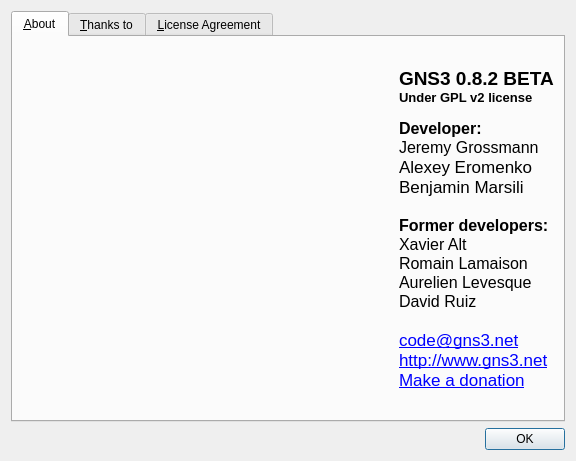
Before: the Qt Designer form src/GNS3/Ui/Form_About.ui in GNS3/gns3-legacy, drawn with Qt 5.
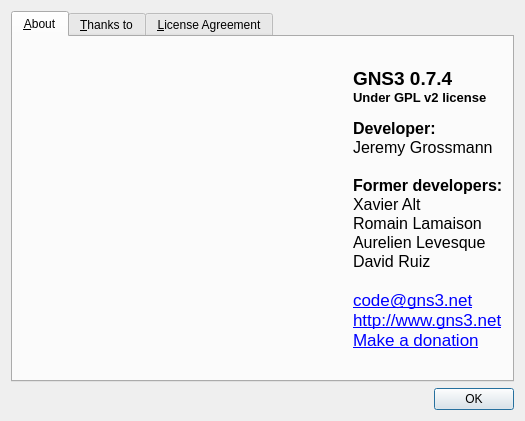
After: the same form once the commit is applied. Icons and pictures are not drawn.

The edit to the form file:
```diff
--- a/src/GNS3/Ui/Form_About.ui
+++ b/src/GNS3/Ui/Form_About.ui
@@ -6,8 +6,8 @@
    <rect>
     <x>0</x>
     <y>0</y>
-    <width>576</width>
-    <height>410</height>
+    <width>525</width>
+    <height>398</height>
    </rect>
   </property>
   <property name="windowTitle">
@@ -71,13 +71,11 @@
 &lt;html&gt;&lt;head&gt;&lt;meta name=&quot;qrichtext&quot; content=&quot;1&quot; /&gt;&lt;style type=&quot;text/css&quot;&gt;
 p, li { white-space: pre-wrap; }
 &lt;/style&gt;&lt;/head&gt;&lt;body style=&quot; font-family:'Lucida Grande'; font-size:13pt; font-weight:400; font-style:normal;&quot;&gt;
-&lt;p style=&quot; margin-top:0px; margin-bottom:0px; margin-left:0px; margin-right:0px; -qt-block-indent:0; text-indent:0px;&quot;&gt;&lt;span style=&quot; font-family:'Sans Serif'; font-size:14pt; font-weight:600;&quot;&gt;GNS3 0.8.2 BETA&lt;/span&gt;&lt;/p&gt;
+&lt;p style=&quot; margin-top:0px; margin-bottom:0px; margin-left:0px; margin-right:0px; -qt-block-indent:0; text-indent:0px;&quot;&gt;&lt;span style=&quot; font-family:'Sans Serif'; font-size:14pt; font-weight:600;&quot;&gt;GNS3 0.7.4&lt;/span&gt;&lt;/p&gt;
 &lt;p style=&quot; margin-top:0px; margin-bottom:0px; margin-left:0px; margin-right:0px; -qt-block-indent:0; text-indent:0px;&quot;&gt;&lt;span style=&quot; font-family:'Sans Serif'; font-size:10pt; font-weight:600;&quot;&gt;Under GPL v2 license&lt;/span&gt;&lt;/p&gt;
 &lt;p style=&quot;-qt-paragraph-type:empty; margin-top:0px; margin-bottom:0px; margin-left:0px; margin-right:0px; -qt-block-indent:0; text-indent:0px; font-family:'Sans Serif'; font-size:9pt; font-weight:600;&quot;&gt;&lt;/p&gt;
 &lt;p style=&quot; margin-top:0px; margin-bottom:0px; margin-left:0px; margin-right:0px; -qt-block-indent:0; text-indent:0px;&quot;&gt;&lt;span style=&quot; font-family:'Sans Serif'; font-size:12pt; font-weight:600;&quot;&gt;Developer:&lt;/span&gt;&lt;/p&gt;
 &lt;p style=&quot; margin-top:0px; margin-bottom:0px; margin-left:0px; margin-right:0px; -qt-block-indent:0; text-indent:0px;&quot;&gt;&lt;span style=&quot; font-family:'Sans Serif'; font-size:12pt;&quot;&gt;Jeremy Grossmann&lt;/span&gt;&lt;/p&gt;
-&lt;p style=&quot; margin-top:0px; margin-bottom:0px; margin-left:0px; margin-right:0px; -qt-block-indent:0; text-indent:0px;&quot;&gt;Alexey Eromenko&lt;/p&gt;
-&lt;p style=&quot; margin-top:0px; margin-bottom:0px; margin-left:0px; margin-right:0px; -qt-block-indent:0; text-indent:0px;&quot;&gt;Benjamin Marsili&lt;/p&gt;
 &lt;p style=&quot;-qt-paragraph-type:empty; margin-top:0px; margin-bottom:0px; margin-left:0px; margin-right:0px; -qt-block-indent:0; text-indent:0px; font-family:'Sans Serif'; font-size:12pt;&quot;&gt;&lt;/p&gt;
 &lt;p style=&quot; margin-top:0px; margin-bottom:0px; margin-left:0px; margin-right:0px; -qt-block-indent:0; text-indent:0px;&quot;&gt;&lt;span style=&quot; font-family:'Sans Serif'; font-size:12pt; font-weight:600;&quot;&gt;Former developers:&lt;/span&gt;&lt;/p&gt;
 &lt;p style=&quot; margin-top:0px; margin-bottom:0px; margin-left:0px; margin-right:0px; -qt-block-indent:0; text-indent:0px;&quot;&gt;&lt;span style=&quot; font-family:'Sans Serif'; font-size:12pt;&quot;&gt;Xavier Alt&lt;/span&gt;&lt;/p&gt;
```
